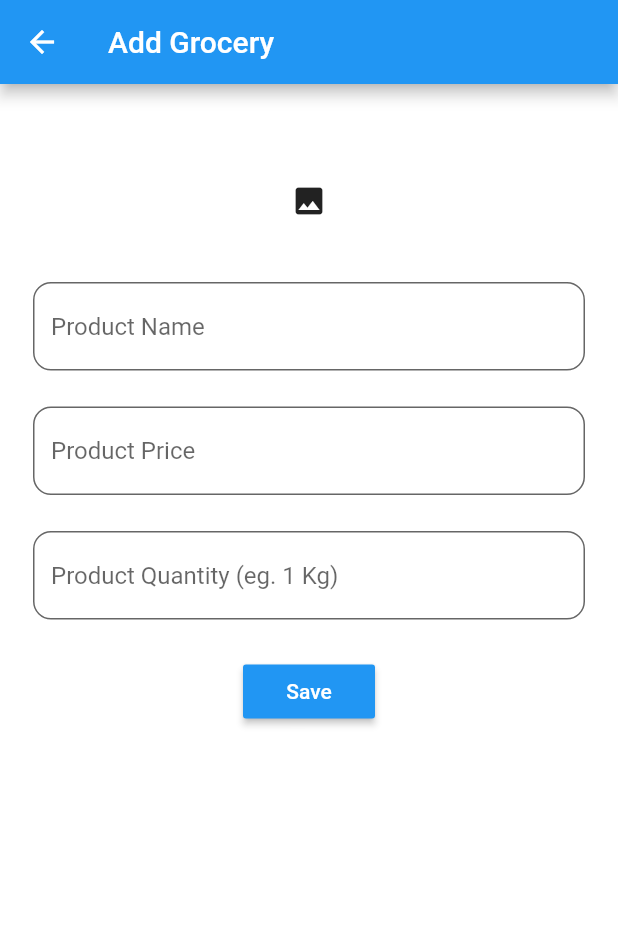
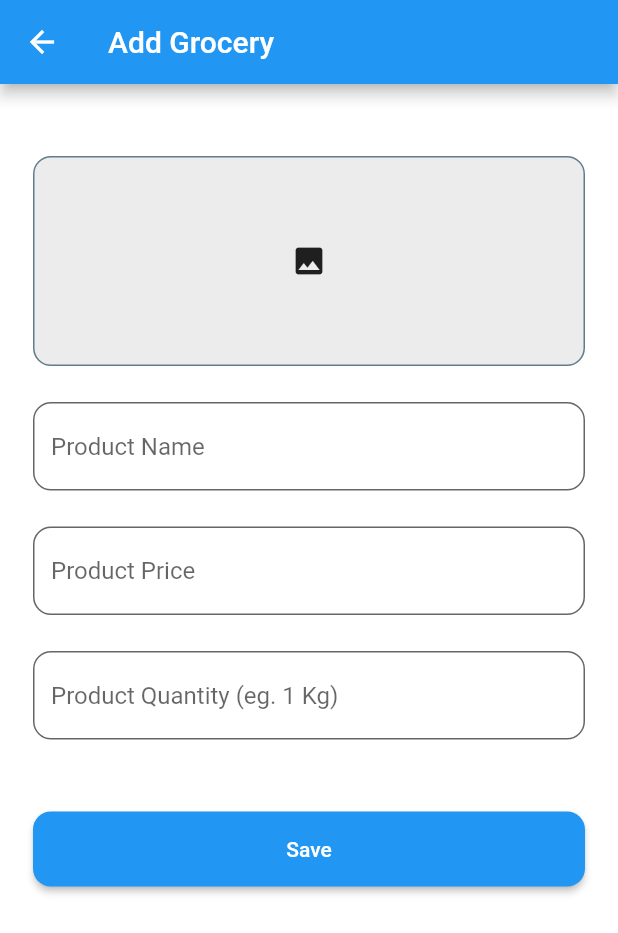
Before and after one commit to abhishelf/GroceryAdmin, a Flutter app: the screen it shows after launch, after a tap on the "add" icon, on a phone screen of 412 x 824 dp. Shown: the top 933 px of the screen. Run offline on Flutter 3.47's test engine with Material 2 defaults, Android fonts, the phone set to English and light mode, and no system bars; our stand-ins replace cloud_firestore, firebase_storage, image_picker; accounts and stored records are empty.

Commit message:
Fixing layout : 3

```diff
--- a/lib/main.dart
+++ b/lib/main.dart
@@ -10,6 +10,7 @@ class MyApp extends StatelessWidget {
       color: Colors.white,
       title: "Admin",
       home: OrderPage(),
+      debugShowCheckedModeBanner: false,
       theme: ThemeData(
         primarySwatch: Colors.blue,
       ),
--- a/lib/screen/AddPage.dart
+++ b/lib/screen/AddPage.dart
@@ -82,15 +82,31 @@ class _AddPageState extends State<AddPage> {
                   crossAxisAlignment: CrossAxisAlignment.center,
                   mainAxisAlignment: MainAxisAlignment.end,
                   children: <Widget>[
-                    Container(
-                      height: 60,
+                    GestureDetector(
+                      child: Container(
+                        height: 140,
                         width: double.infinity,
+                        decoration: BoxDecoration(
+                          color: Colors.grey.withOpacity(0.2),
+                          shape: BoxShape.rectangle,
+                          borderRadius: BorderRadius.all(Radius.circular(12.0)),
+                          border: Border(
+                            top: BorderSide(color: Colors.blueGrey),
+                            left: BorderSide(color: Colors.blueGrey),
+                            bottom: BorderSide(color: Colors.blueGrey),
+                            right: BorderSide(color: Colors.blueGrey),
+                          ),
+                        ),
                         child: _image == null ? Center(
                           child: Icon(Icons.image,),
                         ) : Image(
                           image: FileImage(_image),
                           fit: BoxFit.cover,
                         ),
+                      ),
+                      onTap: (){
+                        getImageFromGallery();
+                      },
                     ),
                     Padding(
                       padding: EdgeInsets.symmetric(vertical: 12.0),
@@ -141,9 +157,15 @@ class _AddPageState extends State<AddPage> {
                       },
                     ),
                     Padding(
-                      padding: EdgeInsets.symmetric(vertical: 12.0),
+                      padding: EdgeInsets.symmetric(vertical: 24.0),
                     ),
-                    MaterialButton(
+                    SizedBox(
+                      width: double.infinity,
+                      height: 50.0,
+                      child: MaterialButton(
+                        shape: RoundedRectangleBorder(
+                          borderRadius: BorderRadius.all(Radius.circular(12.0))
+                        ),
                         child: Text("Save",style: TextStyle(color: Colors.white),),
                         color: _isLoading ? Colors.grey : Colors.blue,
                         onPressed: (){
@@ -153,6 +175,7 @@ class _AddPageState extends State<AddPage> {
                           });
                           _storeData();
                         },
+                      ),
                     )
                   ]
               ),
--- a/lib/screen/GroceryPage.dart
+++ b/lib/screen/GroceryPage.dart
@@ -49,6 +49,7 @@ class _GroceryPageState extends State<GroceryPage> {
                       crossAxisAlignment: CrossAxisAlignment.start,
                       mainAxisSize: MainAxisSize.max,
                       children: <Widget>[
+                        // TODO IMAGE PROBLEM
                         Stack(
                           children: <Widget>[
                             CircleAvatar(
```
Also changed, not shown: lib/screen/OrderPage.dart (+102 -22 lines), 1 other file. Lines whose indentation alone changed are shown as unchanged.
